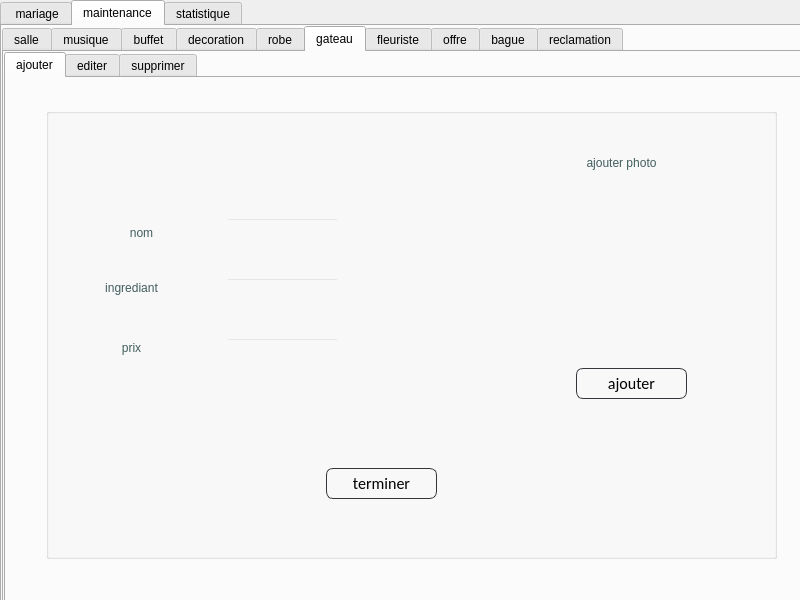
Old version of the form smartweddingreception2A4/mainwindow.ui in the repository HaythemBenMechichi/smart_wedding_reception_2A4.
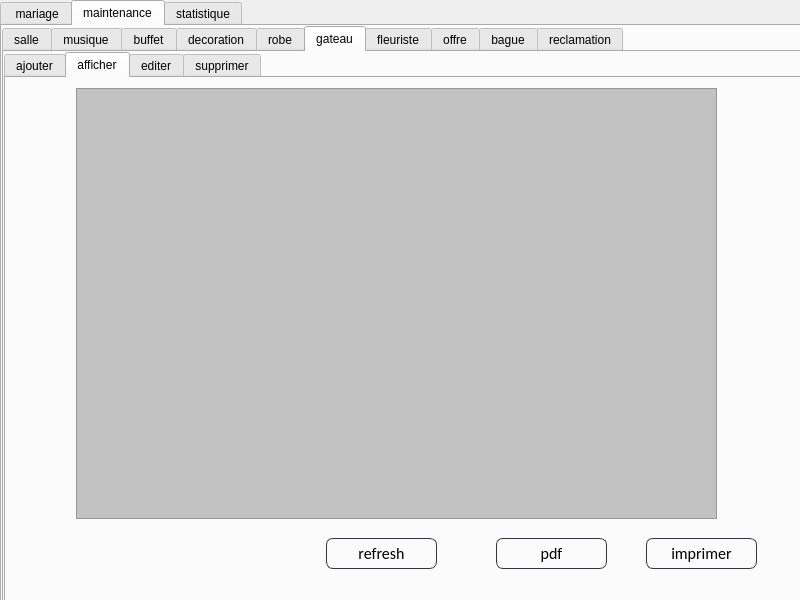
New version of the form. The open tabs and pages were chosen to show the change. Icons and pictures are not drawn.

Patch:
```diff
--- a/smartweddingreception2A4/mainwindow.ui
+++ b/smartweddingreception2A4/mainwindow.ui
@@ -8827,7 +8827,7 @@
          <string notr="true">background-image: url(:/meryem (2).png);</string>
         </property>
         <property name="currentIndex">
-         <number>0</number>
+         <number>1</number>
         </property>
         <widget class="QWidget" name="tab_31">
          <attribute name="title">
@@ -8854,7 +8854,7 @@
              <x>40</x>
              <y>170</y>
              <width>91</width>
-             <height>20</height>
+             <height>31</height>
             </rect>
            </property>
            <property name="toolTip">
@@ -8898,7 +8898,7 @@
            <property name="geometry">
             <rect>
              <x>40</x>
-             <y>220</y>
+             <y>250</y>
              <width>91</width>
              <height>41</height>
             </rect>
@@ -8922,7 +8922,7 @@
             <rect>
              <x>180</x>
              <y>110</y>
-             <width>113</width>
+             <width>161</width>
              <height>24</height>
             </rect>
            </property>
@@ -8932,8 +8932,8 @@
             <rect>
              <x>180</x>
              <y>170</y>
-             <width>113</width>
-             <height>24</height>
+             <width>171</width>
+             <height>61</height>
             </rect>
            </property>
           </widget>
@@ -8941,8 +8941,8 @@
            <property name="geometry">
             <rect>
              <x>180</x>
-             <y>230</y>
-             <width>113</width>
+             <y>260</y>
+             <width>161</width>
              <height>24</height>
             </rect>
            </property>
@@ -9070,6 +9070,203 @@
             <string>terminer</string>
            </property>
           </widget>
+          <widget class="QLabel" name="label_199">
+           <property name="geometry">
+            <rect>
+             <x>30</x>
+             <y>60</y>
+             <width>131</width>
+             <height>31</height>
+            </rect>
+           </property>
+           <property name="toolTip">
+            <string>&lt;html&gt;&lt;head/&gt;&lt;body&gt;&lt;p align=&quot;center&quot;&gt;nom&lt;/p&gt;&lt;/body&gt;&lt;/html&gt;</string>
+           </property>
+           <property name="styleSheet">
+            <string notr="true">color:rgb(65, 93, 92);
+
+font: 13pt &quot;Allura&quot;;
+background: transparent;
+</string>
+           </property>
+           <property name="text">
+            <string>&lt;html&gt;&lt;head/&gt;&lt;body&gt;&lt;p align=&quot;center&quot;&gt;id&lt;/p&gt;&lt;/body&gt;&lt;/html&gt;</string>
+           </property>
+          </widget>
+          <widget class="QLineEdit" name="lineEdit_100">
+           <property name="geometry">
+            <rect>
+             <x>180</x>
+             <y>60</y>
+             <width>161</width>
+             <height>24</height>
+            </rect>
+           </property>
+          </widget>
+          <widget class="QFrame" name="heart">
+           <property name="geometry">
+            <rect>
+             <x>400</x>
+             <y>30</y>
+             <width>120</width>
+             <height>80</height>
+            </rect>
+           </property>
+           <property name="styleSheet">
+            <string notr="true">image: url(:/heart.png);</string>
+           </property>
+           <property name="frameShape">
+            <enum>QFrame::StyledPanel</enum>
+           </property>
+           <property name="frameShadow">
+            <enum>QFrame::Raised</enum>
+           </property>
+          </widget>
+         </widget>
+        </widget>
+        <widget class="QWidget" name="tab_51">
+         <attribute name="title">
+          <string>afficher</string>
+         </attribute>
+         <widget class="QTableView" name="tableView_8">
+          <property name="geometry">
+           <rect>
+            <x>70</x>
+            <y>10</y>
+            <width>641</width>
+            <height>431</height>
+           </rect>
+          </property>
+          <property name="styleSheet">
+           <string notr="true">background:transparent;
+background-color: rgb(194, 194, 194);</string>
+          </property>
+         </widget>
+         <widget class="QPushButton" name="ajoutSalle_31">
+          <property name="geometry">
+           <rect>
+            <x>320</x>
+            <y>460</y>
+            <width>111</width>
+            <height>31</height>
+           </rect>
+          </property>
+          <property name="styleSheet">
+           <string notr="true">
+QPushButton
+{
+	background: transparent;
+	border-style:solid;
+	border-radius:7px;
+	border-width:1px;
+border-color: rgb(50, 53, 57);
+	color:rgb(0,0,0);
+	font-size:16px;
+font-family:Calibri;
+}
+
+QPushButton:hover
+{
+	background-color: #00000000;
+	border-color: rgb(30, 227, 0);
+	/*color:rgb(30, 227, 0);*/
+}
+
+QPushButton:focus
+{
+	background-color:  rgb(30, 227, 0);
+	border-color: rgba(30, 227, 0,0);
+	color:rgb(255, 255, 255);
+}
+</string>
+          </property>
+          <property name="text">
+           <string>refresh</string>
+          </property>
+         </widget>
+         <widget class="QPushButton" name="ajoutSalle_36">
+          <property name="geometry">
+           <rect>
+            <x>490</x>
+            <y>460</y>
+            <width>111</width>
+            <height>31</height>
+           </rect>
+          </property>
+          <property name="styleSheet">
+           <string notr="true">
+QPushButton
+{
+	background: transparent;
+	border-style:solid;
+	border-radius:7px;
+	border-width:1px;
+border-color: rgb(50, 53, 57);
+	color:rgb(0,0,0);
+	font-size:16px;
+font-family:Calibri;
+}
+
+QPushButton:hover
+{
+	background-color: #00000000;
+	border-color: rgb(30, 227, 0);
+	/*color:rgb(30, 227, 0);*/
+}
+
+QPushButton:focus
+{
+	background-color:  rgb(30, 227, 0);
+	border-color: rgba(30, 227, 0,0);
+	color:rgb(255, 255, 255);
+}
+</string>
+          </property>
+          <property name="text">
+           <string>pdf</string>
+          </property>
+         </widget>
+         <widget class="QPushButton" name="ajoutSalle_39">
+          <property name="geometry">
+           <rect>
+            <x>640</x>
+            <y>460</y>
+            <width>111</width>
+            <height>31</height>
+           </rect>
+          </property>
+          <property name="styleSheet">
+           <string notr="true">
+QPushButton
+{
+	background: transparent;
+	border-style:solid;
+	border-radius:7px;
+	border-width:1px;
+border-color: rgb(50, 53, 57);
+	color:rgb(0,0,0);
+	font-size:16px;
+font-family:Calibri;
+}
+
+QPushButton:hover
+{
+	background-color: #00000000;
+	border-color: rgb(30, 227, 0);
+	/*color:rgb(30, 227, 0);*/
+}
+
+QPushButton:focus
+{
+	background-color:  rgb(30, 227, 0);
+	border-color: rgba(30, 227, 0,0);
+	color:rgb(255, 255, 255);
+}
+</string>
+          </property>
+          <property name="text">
+           <string>imprimer</string>
+          </property>
          </widget>
         </widget>
         <widget class="QWidget" name="tab_32">
```
Left out of the diff: 1693 changed lines with no effect on the pictures.
